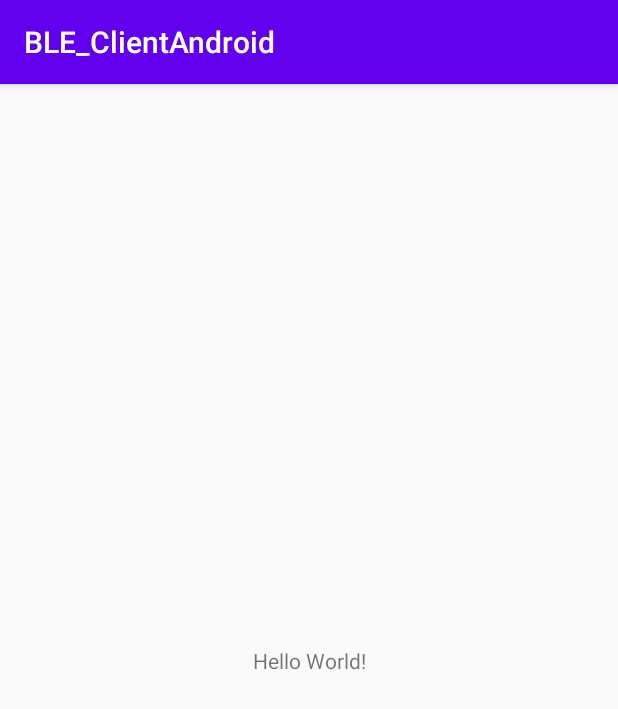
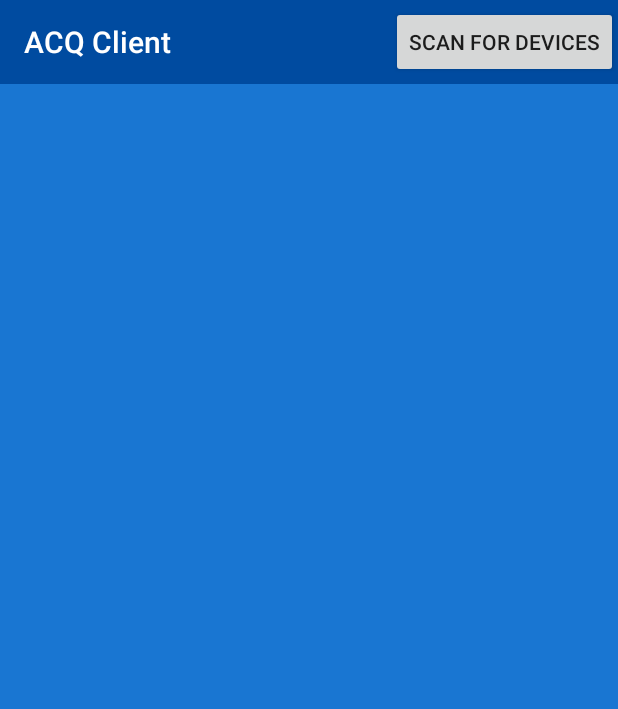
Before and after one commit to TraitorablePL/BLE_BeaconSensor, an Android app: the screen it shows after launch (MainActivity), on a phone screen of 412 x 824 dp. Shown: the top 709 px of the screen. Run offline under Robolectric (Android 15) with nearby library versions, the phone set to English and light mode, and no system bars.

Commit message:
Updated design and color sets of android app

```diff
--- a/BLE_ClientAndroid/app/src/main/AndroidManifest.xml
+++ b/BLE_ClientAndroid/app/src/main/AndroidManifest.xml
@@ -9,10 +9,10 @@
         android:roundIcon="@mipmap/ic_launcher_round"
         android:supportsRtl="true"
         android:theme="@style/AppTheme">
+        <activity android:name=".AcqActivity"></activity>
         <activity android:name=".MainActivity">
             <intent-filter>
                 <action android:name="android.intent.action.MAIN" />
-
                 <category android:name="android.intent.category.LAUNCHER" />
             </intent-filter>
         </activity>
--- a/BLE_ClientAndroid/app/src/main/java/com/example/ble_clientandroid/MainActivity.java
+++ b/BLE_ClientAndroid/app/src/main/java/com/example/ble_clientandroid/MainActivity.java
@@ -1,8 +1,12 @@
 package com.example.ble_clientandroid;
 
 import androidx.appcompat.app.AppCompatActivity;
+import androidx.appcompat.widget.Toolbar;
+import androidx.core.content.ContextCompat;
 
 import android.os.Bundle;
+import android.view.View;
+import android.widget.Toast;
 
 public class MainActivity extends AppCompatActivity {
 
@@ -10,5 +14,14 @@ public class MainActivity extends AppCompatActivity {
     protected void onCreate(Bundle savedInstanceState) {
         super.onCreate(savedInstanceState);
         setContentView(R.layout.activity_main);
+
+        Toolbar toolbar = (Toolbar) findViewById(R.id.toolbar);
+        toolbar.setTitleTextColor(ContextCompat.getColor(getApplicationContext(),R.color.colorPrimaryText));
+        setSupportActionBar(toolbar);
+        getSupportActionBar().setDisplayShowTitleEnabled(true);
+    }
+
+    public void scanDevices(View view){
+        Toast.makeText(getApplicationContext(), "Scanning for devices...", Toast.LENGTH_SHORT).show();
     }
 }
--- a/BLE_ClientAndroid/app/src/main/res/layout/activity_main.xml
+++ b/BLE_ClientAndroid/app/src/main/res/layout/activity_main.xml
@@ -4,15 +4,31 @@
     xmlns:tools="http://schemas.android.com/tools"
     android:layout_width="match_parent"
     android:layout_height="match_parent"
+    android:background="@color/colorPrimary"
     tools:context=".MainActivity">
 
-    <TextView
-        android:layout_width="wrap_content"
-        android:layout_height="wrap_content"
-        android:text="Hello World!"
-        app:layout_constraintBottom_toBottomOf="parent"
-        app:layout_constraintLeft_toLeftOf="parent"
-        app:layout_constraintRight_toRightOf="parent"
-        app:layout_constraintTop_toTopOf="parent" />
+    <androidx.appcompat.widget.Toolbar
+        android:id="@+id/toolbar"
+        android:layout_width="match_parent"
+        android:layout_height="0dp"
+        android:background="?attr/colorPrimaryDark"
+        android:minHeight="?attr/actionBarSize"
+        android:theme="?attr/actionBarTheme"
+
+        app:layout_constraintEnd_toEndOf="parent"
+        app:layout_constraintHorizontal_bias="0.0"
+        app:layout_constraintStart_toStartOf="parent"
+        app:layout_constraintTop_toTopOf="parent">
+
+        <Button
+            android:layout_width="wrap_content"
+            android:layout_height="wrap_content"
+            android:layout_gravity="end"
+            android:onClick="scanDevices"
+            android:text="@string/scan_button"
+            tools:layout_editor_absoluteX="261dp"
+            tools:layout_editor_absoluteY="4dp" />
+
+    </androidx.appcompat.widget.Toolbar>
 
 </androidx.constraintlayout.widget.ConstraintLayout>
--- a/BLE_ClientAndroid/app/src/main/res/values/colors.xml
+++ b/BLE_ClientAndroid/app/src/main/res/values/colors.xml
@@ -1,6 +1,11 @@
 <?xml version="1.0" encoding="utf-8"?>
 <resources>
-    <color name="colorPrimary">#6200EE</color>
-    <color name="colorPrimaryDark">#3700B3</color>
-    <color name="colorAccent">#03DAC5</color>
+    <color name="colorPrimary">#1976d2</color>
+    <color name="colorPrimaryLight">#63a4ff</color>
+    <color name="colorPrimaryDark">#004ba0</color>
+    <color name="colorPrimaryText">#ffffff</color>
+    <color name="colorSecondary">#009688</color>
+    <color name="colorSecondaryLight">#52c7b8</color>
+    <color name="colorSecondaryDark">#00675b</color>
+    <color name="colorAccent">#dd550c</color>
 </resources>
--- a/BLE_ClientAndroid/app/src/main/res/values/strings.xml
+++ b/BLE_ClientAndroid/app/src/main/res/values/strings.xml
@@ -1,3 +1,4 @@
 <resources>
-    <string name="app_name">BLE_ClientAndroid</string>
+    <string name="app_name">ACQ Client</string>
+    <string name="scan_button">Scan for devices</string>
 </resources>
--- a/BLE_ClientAndroid/app/src/main/res/values/styles.xml
+++ b/BLE_ClientAndroid/app/src/main/res/values/styles.xml
@@ -1,6 +1,6 @@
 <resources>
     <!-- Base application theme. -->
-    <style name="AppTheme" parent="Theme.AppCompat.Light.DarkActionBar">
+    <style name="AppTheme" parent="Theme.AppCompat.Light.NoActionBar">
         <!-- Customize your theme here. -->
         <item name="colorPrimary">@color/colorPrimary</item>
         <item name="colorPrimaryDark">@color/colorPrimaryDark</item>
--- a/BLE_ClientAndroid/build.gradle
+++ b/BLE_ClientAndroid/build.gradle
@@ -5,7 +5,7 @@ buildscript {
         jcenter()
     }
     dependencies {
-        classpath "com.android.tools.build:gradle:4.0.1"
+        classpath 'com.android.tools.build:gradle:4.1.0'
 
         // NOTE: Do not place your application dependencies here; they belong
         // in the individual module build.gradle files
```
Also changed, not shown: BLE_ClientAndroid/app/src/main/java/com/example/ble_clientandroid/AcqActivity.java (added, +16 -0 lines), BLE_ClientAndroid/app/src/main/res/layout/activity_acq.xml (added, +9 -0 lines), BLE_ClientAndroid/gradle/wrapper/gradle-wrapper.properties.
